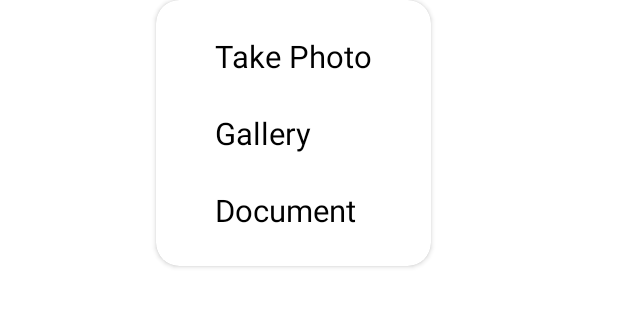
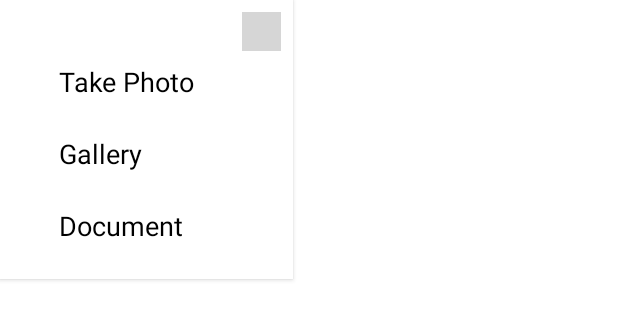
Before and after one commit to amritpaltech/911android, an Android app: the layout document_dailog_box.xml on its own in the app's theme, with its tools: preview values and no code run, on a phone screen of 412 x 824 dp. Shown: the top 320 px of the screen. Run offline under Robolectric (Android 15) with nearby library versions, the light colour scheme and no system bars; grey boxes are pictures that could not be loaded.

Commit message:
FIXED minor issues

```diff
--- a/app/src/main/java/com/soft/credit911/dialog/DialogCamera.kt
+++ b/app/src/main/java/com/soft/credit911/dialog/DialogCamera.kt
@@ -35,6 +35,9 @@ class DialogCamera(val  onClick: (op:Int) -> Unit) : BaseFragmentDialog() {
             dismiss()
             onClick(3)
         }
+        closeBtn.setOnClickListener {
+            dismiss()
+        }
     }
 
     fun setData()
--- a/app/src/main/java/com/soft/credit911/ui/dashboard/UserProfile/Fragment/UserProfileFragment.kt
+++ b/app/src/main/java/com/soft/credit911/ui/dashboard/UserProfile/Fragment/UserProfileFragment.kt
@@ -24,6 +24,7 @@ import com.soft.credit911.ui.Chat.Activity.ChatActivity
 import com.soft.credit911.ui.Login.LoginActivity
 import com.soft.credit911.ui.MyProfile.Activity.MyProfileActivity
 import com.soft.credit911.ui.casemanagement.CaseManagementActivity
+import com.soft.credit911.ui.dashboard.LandingActivity
 import com.soft.credit911.ui.documnet.DocumentActivity
 import com.soft.credit911.ui.notifications.NotificationActivity
 import kotlinx.android.synthetic.main.fragment_user_profile.*
@@ -76,8 +77,7 @@ class UserProfileFragment : BaseFragment() {
         }
 
         tv_Case_Management.setOnClickListener { v: View? ->
-            val intent = Intent(activity, CaseManagementActivity::class.java)
-            activity?.startActivity(intent)
+          (activity as  LandingActivity).selectCaseScreen()
         }
         logoutTv.setOnClickListener { v: View? ->
             AppPreference(activity).isLogin = false
--- a/app/src/main/java/com/soft/credit911/ui/documnet/DocumentActivity.kt
+++ b/app/src/main/java/com/soft/credit911/ui/documnet/DocumentActivity.kt
@@ -125,14 +125,14 @@ class DocumentActivity : BaseActivity() {
                when(op){
                    1->{
                        ImagePicker.with(this)
-                           .crop()	  .cameraOnly()  			//Crop image(Optional), Check Customization for more option
+                           .cameraOnly()  			//Crop image(Optional), Check Customization for more option
                            .compress(1024)			//Final image size will be less than 1 MB(Optional)
                            .maxResultSize(1080, 1080)	//Final image resolution will be less than 1080 x 1080(Optional)
                            .start()
                    }
                    2->{
                        ImagePicker.with(this)
-                           .crop()	 .galleryOnly()   			//Crop image(Optional), Check Customization for more option
+                            .galleryOnly()   			//Crop image(Optional), Check Customization for more option
                            .compress(1024)			//Final image size will be less than 1 MB(Optional)
                            .maxResultSize(1080, 1080)	//Final image resolution will be less than 1080 x 1080(Optional)
                            .start()
--- /dev/null
+++ b/app/src/main/res/drawable/rounded_black.xml
@@ -0,0 +1,11 @@
+<?xml version="1.0" encoding="utf-8"?>
+<shape xmlns:android="http://schemas.android.com/apk/res/android"
+    android:shape="oval">
+    <solid android:color="#222" />
+
+    <size
+        android:height="30dp"
+        android:width="30dp" />
+
+
+</shape>
--- a/app/src/main/res/layout/document_dailog_box.xml
+++ b/app/src/main/res/layout/document_dailog_box.xml
@@ -1,54 +1,62 @@
 <?xml version="1.0" encoding="utf-8"?>
 <androidx.cardview.widget.CardView xmlns:android="http://schemas.android.com/apk/res/android"
     xmlns:app="http://schemas.android.com/apk/res-auto"
-        android:layout_width="wrap_content"
-       app:cardCornerRadius="@dimen/_12sdp"
-      android:layout_marginLeft="@dimen/_80sdp"
-      android:layout_marginRight="@dimen/_80sdp"
+        android:layout_width="@dimen/_150sdp"
+       app:cardCornerRadius="0dp"
         app:cardBackgroundColor="@color/white"
         android:layout_height="wrap_content"
-
         android:orientation="vertical">
 
-        <LinearLayout
+        <RelativeLayout
             android:layout_width="wrap_content"
             android:layout_height="wrap_content"
-            android:gravity="center"
+            android:layout_gravity="center"
+            android:paddingLeft="@dimen/_30sdp"
+            android:orientation="vertical">
 
-            android:paddingLeft="@dimen/_30sdp"
-            android:paddingRight="@dimen/_30sdp"
-            android:layout_gravity="center"
-            android:orientation="vertical">
+            <ImageView
+                android:layout_width="@dimen/_20sdp"
+                android:layout_margin="8dp"
+                android:background="@drawable/rounded_black"
+                android:id="@+id/closeBtn"
+              android:layout_alignParentRight="true"
+                app:tint="@color/white"
+                android:padding="2dp"
+                android:src="@drawable/ic_close_black_24dp"
+                android:layout_height="@dimen/_20sdp"></ImageView>
 
             <TextView
                 android:id="@+id/tv_Take_photo"
-                android:layout_width="match_parent"
+                android:layout_width="wrap_content"
                 android:layout_height="wrap_content"
-                android:layout_marginTop="@dimen/_18sdp"
+
                 android:text="Take Photo"
+                android:layout_below="@+id/closeBtn"
                 android:gravity="start"
                 android:textColor="@color/black"
-                android:textSize="@dimen/_16sdp" />
+                android:textSize="@dimen/_14sdp" />
 
             <TextView
                 android:id="@+id/tv_Gallery"
-                android:layout_width="match_parent"
+                android:layout_width="wrap_content"
                 android:layout_height="wrap_content"
                 android:layout_marginTop="@dimen/_18sdp"
                 android:text="Gallery"
+                android:layout_below="@+id/tv_Take_photo"
                 android:gravity="start"
                 android:textColor="@color/black"
-                android:textSize="@dimen/_16sdp" />
+                android:textSize="@dimen/_14sdp" />
 
             <TextView
                 android:id="@+id/tv_Documents"
-                android:layout_width="match_parent"
+                android:layout_width="wrap_content"
                 android:layout_height="wrap_content"
                 android:layout_marginTop="@dimen/_18sdp"
                 android:layout_marginBottom="@dimen/_18sdp"
                 android:text="Document"
                 android:gravity="start"
+                android:layout_below="@+id/tv_Gallery"
                 android:textColor="@color/black"
-                android:textSize="@dimen/_16sdp" />
-        </LinearLayout>
+                android:textSize="@dimen/_14sdp" />
+        </RelativeLayout>
     </androidx.cardview.widget.CardView>
--- a/app/src/main/res/values/colors.xml
+++ b/app/src/main/res/values/colors.xml
@@ -9,6 +9,7 @@
     <color name="white">#FFFFFFFF</color>
     <color name="grey">#34888282</color>
     <array name="progressRainbow">
+        <item>#cc1818</item>
         <item>#cc1818</item>
         <item>#ff5656</item>
         <item>#ffcb00</item>
```
Also changed, not shown: app/src/main/java/com/soft/credit911/dialog/BaseFragmentDialog.kt (+9 -9 lines), app/src/main/java/com/soft/credit911/ui/dashboard/Dashboard/DashboardFragment.kt (+23 -8 lines), app/src/main/java/com/soft/credit911/ui/dashboard/LandingActivity.kt (+4 -3 lines).
